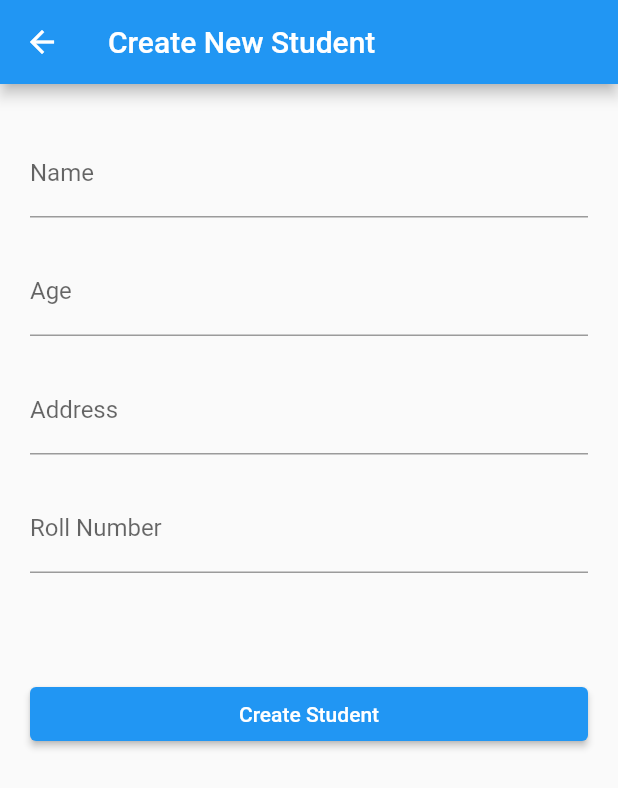
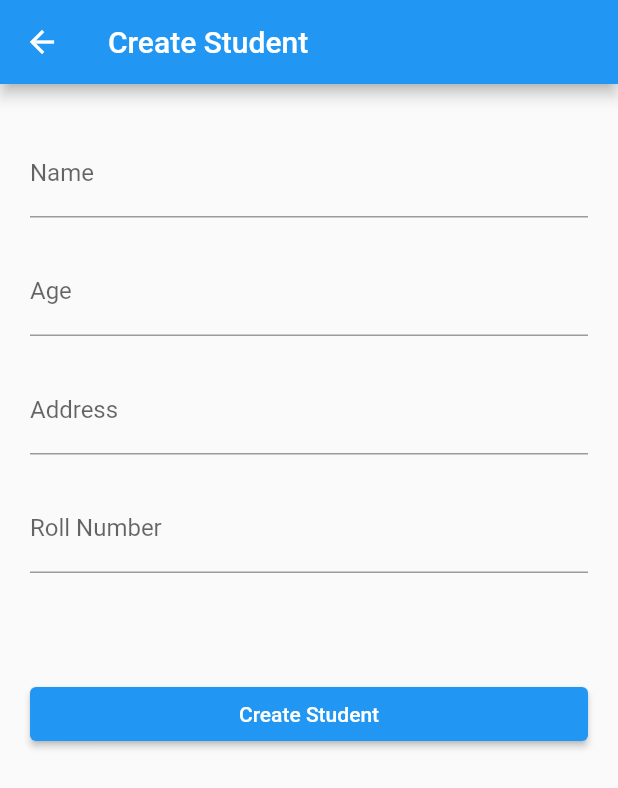
Before and after one commit to Tedrick10/flutter_provider_tutorial, a Flutter app: the screen it shows after launch, after a tap on the "person add" icon, on a phone screen of 412 x 824 dp. Shown: the top 788 px of the screen. Run offline on Flutter 3.47's test engine with Material 2 defaults, Android fonts, the phone set to English and light mode, and no system bars.

Commit message:
Updated a little bit.

```diff
--- a/lib/views/pages/create_student_page.dart
+++ b/lib/views/pages/create_student_page.dart
@@ -22,7 +22,7 @@ class CreateStudentPage extends StatelessWidget {
   CreateStudentPage({super.key});
 
   // Final: Class Properties
-  final String title = "Create New Student";
+  final String title = "Create Student";
   final GlobalKey<FormState> _formKey = GlobalKey<FormState>();
   final TextEditingController _studentNameController = TextEditingController();
   final TextEditingController _ageController = TextEditingController();
--- a/lib/views/pages/home_page.dart
+++ b/lib/views/pages/home_page.dart
@@ -49,7 +49,7 @@ class HomePage extends StatelessWidget {
         child: (studentController.getStudentList.isEmpty)
             ? const Center(
                 child: Text(
-                  "There is no student in the student list. \n Create new student.",
+                  "There is no student in the list. \n Create one!",
                   textAlign: TextAlign.center,
                 ),
               )
```
